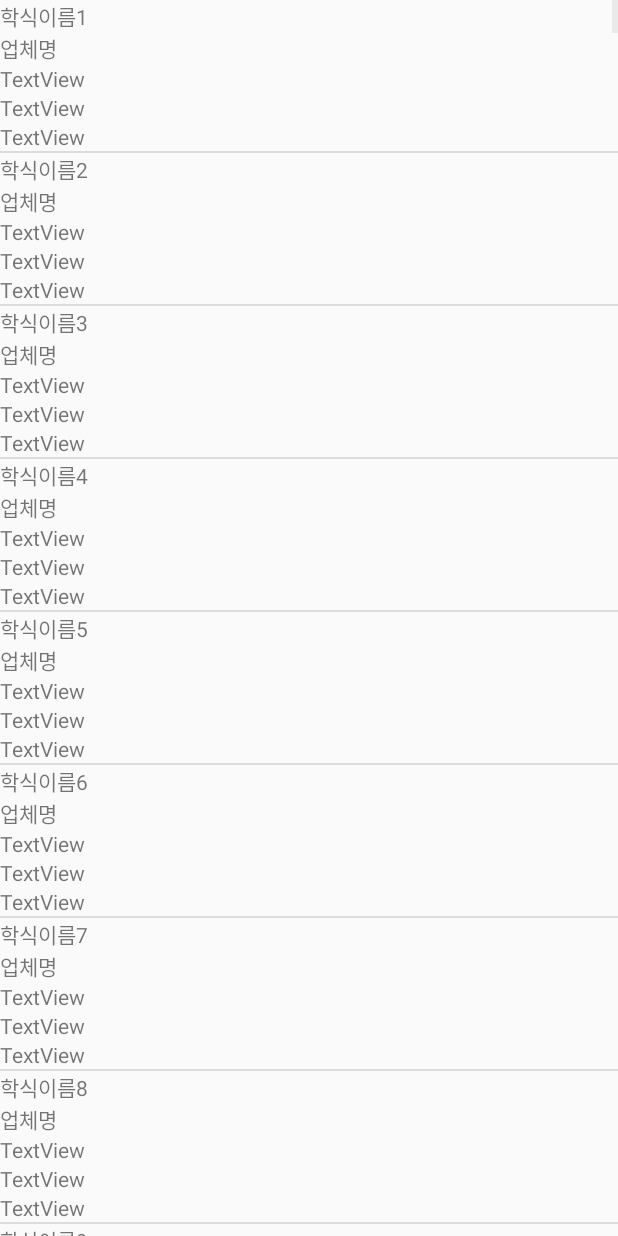
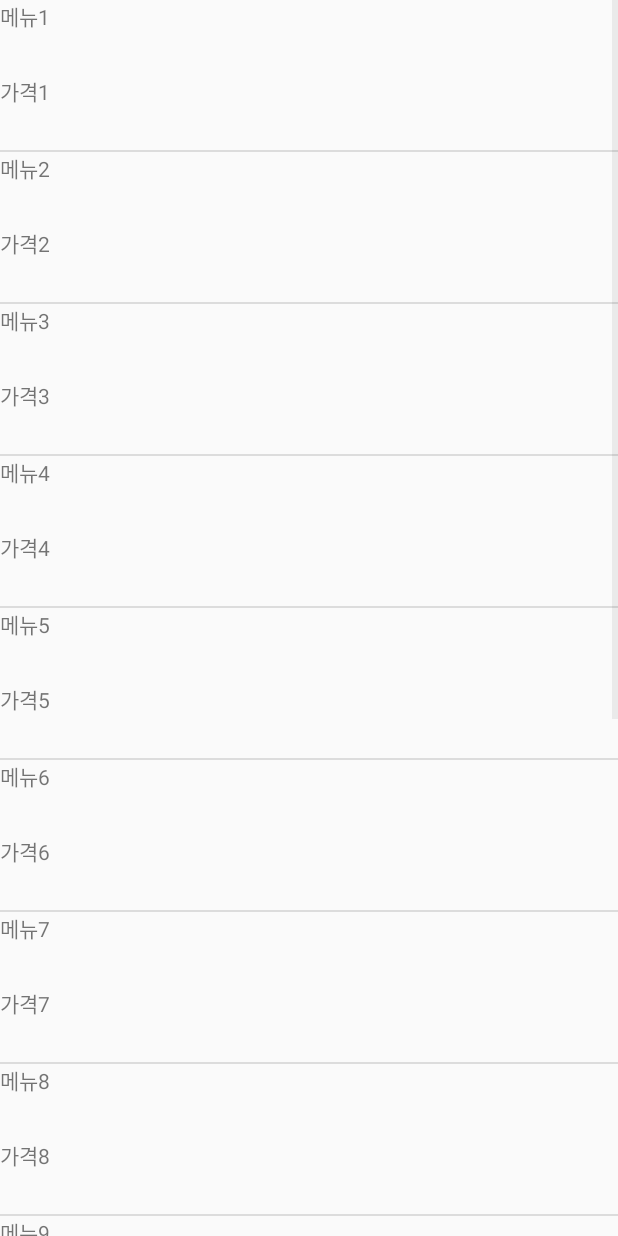
Before and after one commit to alsghwhvhr12/babmukja-and-, an Android app: the HakActivity screen opened directly, with no data from a screen before it, on a phone screen of 412 x 824 dp. Run offline under Robolectric (Android 15) with nearby library versions, the phone set to English and light mode, and no system bars.

Commit message:
리스트뷰 임시로 하나 구현해봄// mvp로 나눠야함// 추가작업필요

```diff
--- a/app/src/main/java/com/example/samplesenti/view/HakVO.java
+++ b/app/src/main/java/com/example/samplesenti/model/HakVO.java
@@ -1,6 +1,8 @@
-package com.example.samplesenti.view;
+package com.example.samplesenti.model;
 
-public class HakVO {
+import java.io.Serializable;
+
+public class HakVO implements Serializable {
     private String productName;
     private String productPrice;
 
@@ -18,6 +20,8 @@ public class HakVO {
         return productPrice;
     }
 
+
+
     //////////////////Set/////////////
     public String setProductName(String productName) {
         return this.productName=productName;
--- a/app/src/main/java/com/example/samplesenti/view/HakActivity.java
+++ b/app/src/main/java/com/example/samplesenti/view/HakActivity.java
@@ -3,20 +3,21 @@ package com.example.samplesenti.view;
 import androidx.appcompat.app.AppCompatActivity;
 
 import android.content.Context;
+import android.content.Intent;
 import android.os.Bundle;
-import android.widget.Adapter;
+import android.widget.AdapterView;
 import android.widget.ListView;
 
 import com.example.samplesenti.R;
+import com.example.samplesenti.model.HakVO;
 
 import android.view.LayoutInflater;
 import android.view.View;
 import android.view.ViewGroup;
 import android.widget.BaseAdapter;
-import android.widget.ListView; import android.widget.TextView;
+import android.widget.TextView;
 import java.util.ArrayList;
 import java.util.List;
-import java.util.Random;
 import java.util.zip.Inflater;
 
 
@@ -28,16 +29,26 @@ public class HakActivity extends AppCompatActivity {
     @Override
     protected void onCreate(Bundle savedInstanceState) {
         super.onCreate(savedInstanceState);
+        final List hakList = new ArrayList();
+
         setContentView(R.layout.activity_hak);
-
         lvHak = (ListView) findViewById(R.id.lvHak);
 
-        List hakList = new ArrayList();
+        for (int count = 1; count < 15; count++) {
+            hakList.add(new HakVO("메뉴"+count, "가격"+count));
+        }
+       lvHak.setAdapter(new HakListViewAdapter(hakList,this));//  학식 리스트를 뿌려줌
 
-        for (int count = 1; count < 300; count++) {
-            hakList.add(new HakVO("학식이름"+count, "업체명"));
-        }
-        lvHak.setAdapter(new HakListViewAdapter(hakList,this));
+        //학식메뉴를 눌렀을때 넘어가는 창
+        lvHak.setOnItemClickListener(new AdapterView.OnItemClickListener(){
+            @Override
+            public void onItemClick(AdapterView parent,View view,int position,long id){
+                HakVO article = (HakVO) hakList.get(position);
+                Intent intent = new Intent(view.getContext(),HakDetailActivity.class);
+                intent.putExtra("article",article); //putExtra로 데이터를 넘겨줌
+                startActivity(intent);
+            }
+        });
     }
 
 
@@ -56,7 +67,6 @@ public class HakActivity extends AppCompatActivity {
             this.hakList = hakList;
             this.context = context;
         }
-
         /* ListView에 세팅할 아이템의 갯수 * @return */
         @Override
         public int getCount() {
@@ -78,6 +88,7 @@ public class HakActivity extends AppCompatActivity {
         /* 아이템의 index를 가져옴 * Item index == position * @param position * @return */
         @Override
         public View getView(int position, View convertView, ViewGroup parent) {
+
             /* 가장 간단한 방법 * 사용자가 처음으로 Flicking을 할 때, 아래쪽에 만들어지는 Cell(한 칸)은 Null이다. */
             if (convertView == null) {
                 // Item Cell에 Layout을 적용시킬 Inflater 객체를 생성한다.
@@ -94,8 +105,7 @@ public class HakActivity extends AppCompatActivity {
 
             return convertView;
         }
+    }
 
 
-    }
-
 }
--- a/app/src/main/res/layout/hak_item.xml
+++ b/app/src/main/res/layout/hak_item.xml
@@ -6,30 +6,13 @@
     <TextView
         android:id="@+id/tvhakItem1"
         android:layout_width="match_parent"
-        android:layout_height="wrap_content"
+        android:layout_height="50dp"
         android:text="1" />
 
     <TextView
         android:id="@+id/tvhakItem2"
         android:layout_width="match_parent"
-        android:layout_height="wrap_content"
+        android:layout_height="50dp"
         android:text="TextView" />
 
-    <TextView
-        android:id="@+id/tvhakItem3"
-        android:layout_width="match_parent"
-        android:layout_height="wrap_content"
-        android:text="TextView" />
-
-    <TextView
-        android:id="@+id/tvhakItem4"
-        android:layout_width="match_parent"
-        android:layout_height="wrap_content"
-        android:text="TextView" />
-
-    <TextView
-        android:id="@+id/tvhakItem5"
-        android:layout_width="match_parent"
-        android:layout_height="wrap_content"
-        android:text="TextView" />
 </LinearLayout>
```
Also changed, not shown: app/src/main/AndroidManifest.xml (+7 -6 lines), app/src/main/java/com/example/samplesenti/view/HakDetailActivity.java (added, +18 -0 lines), app/src/main/res/layout/activity_hak_detail.xml (added, +9 -0 lines).
